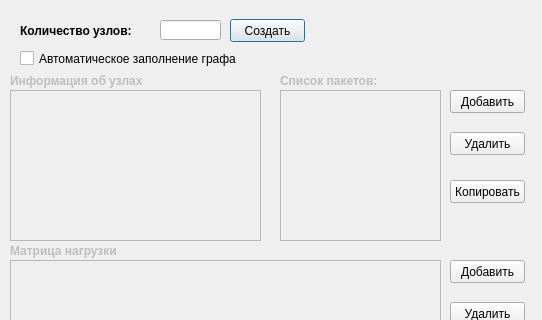
The window that input.ui (qwsnxnjene/comp-networks) describes before a commit, drawn with Qt 5; both pictures show x 0 to 542 and y 0 to 320 of the 542 by 761 pixel window.
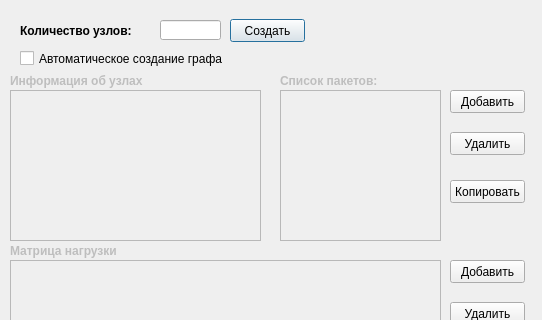
The same window after the commit.

The edit to the form file:
```diff
--- a/input.ui
+++ b/input.ui
@@ -192,7 +192,7 @@
     </rect>
    </property>
    <property name="text">
-    <string>Автоматическое заполнение графа</string>
+    <string>Автоматическое создание графа</string>
    </property>
   </widget>
   <widget class="QPushButton" name="createButton">
```
